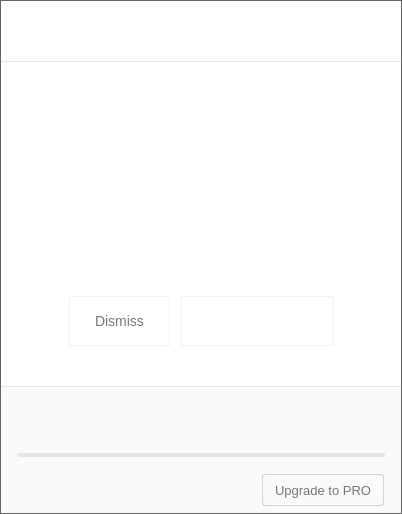
Before: the Qt Designer form src/MEGASync/gui/win/InfoDialog.ui in meganz/MEGAsync, drawn with Qt 5.
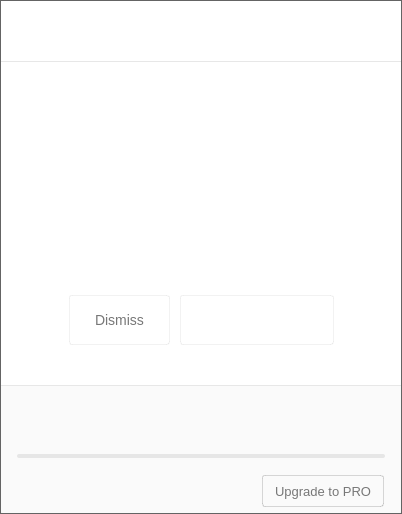
After: the same form once the commit is applied. Icons and pictures are not drawn. Custom widgets are drawn as their Qt base class.

Commit message: Fix issues with font size and css properties

Diff of the .ui file:
```diff
--- a/src/MEGASync/gui/win/InfoDialog.ui
+++ b/src/MEGASync/gui/win/InfoDialog.ui
@@ -307,7 +307,13 @@
 {
 	color: #333333;
 	font-family: &quot;Source Sans Pro&quot;;
-	font-size: 18px;
+}
+
+#lSDKblock
+{
+    color: #333333;
+    font-family: &quot;Source Sans Pro&quot;;
+    font-size: 14px;
 }
 
 #wHeader, #pOverquota, #pUpdated
```
The commit also changes 3 other files.
